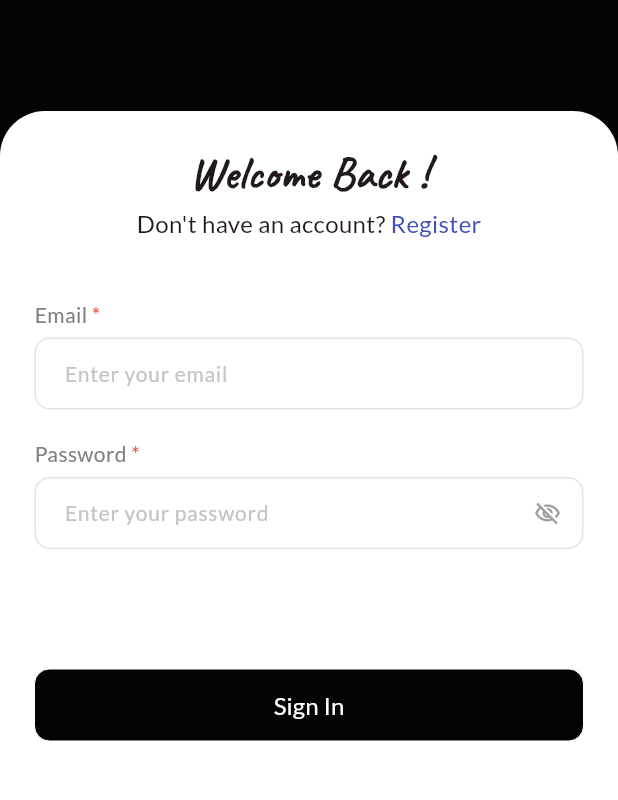
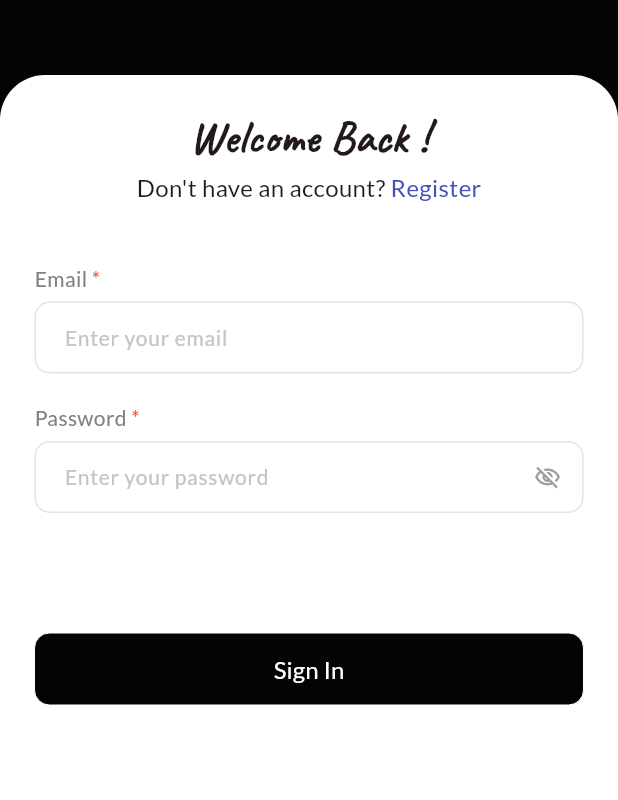
Before and after one commit to bineshburjamagar/sick-rags-flutter, a Flutter app: the screen it shows after launch, on a phone screen of 412 x 824 dp, the part 189-989 px from its top. Run offline on Flutter 3.47's test engine with Material 2 defaults, Android fonts, the phone set to English and light mode, and no system bars.

Commit message:
animations in login page

```diff
--- a/lib/screens/auth_page/login_page.dart
+++ b/lib/screens/auth_page/login_page.dart
@@ -18,31 +18,10 @@ class LoginPage extends StatelessWidget {
   Widget build(BuildContext context) {
     return GestureDetector(
       onTap: () => FocusScope.of(context).unfocus(),
-      child: Scaffold(
+      child: const Scaffold(
         backgroundColor: AppColors.primaryColor,
         body: SingleChildScrollView(
-          child: Stack(
-            children: [
-              Container(
-                width: double.infinity,
-                color: Colors.black,
-                padding: const EdgeInsets.only(
-                  top: 100,
-                ),
-                child: const Center(
-                  child: Text(
-                    'SICK RAGS',
-                    style: TextStyle(
-                        fontSize: 18.0,
-                        fontFamily: 'Caveat',
-                        fontWeight: FontWeight.w700,
-                        color: Colors.white),
-                  ),
-                ),
-              ),
-              const WelcomeBackWidget()
-            ],
-          ),
+          child: WelcomeBackWidget(),
         ),
       ),
     );
@@ -59,10 +38,33 @@ class WelcomeBackWidget extends StatefulWidget {
 }
 
 class _WelcomeBackWidgetState extends State<WelcomeBackWidget> {
+  double margin = 380;
+
+  @override
+  void initState() {
+    super.initState();
+    changeToOriginal();
+  }
+
   @override
   Widget build(BuildContext context) {
-    return Container(
-      margin: const EdgeInsets.only(top: 200),
+    return AnimatedContainer(
+      duration: const Duration(seconds: 1),
+      margin: EdgeInsets.only(top: margin),
+      child: Column(
+        children: [
+          const Text(
+            'SICK RAGS',
+            style: TextStyle(
+                fontSize: 18.0,
+                fontFamily: 'Caveat',
+                fontWeight: FontWeight.w700,
+                color: Colors.white),
+          ),
+          const SizedBox(
+            height: 50,
+          ),
+          Container(
             height: MediaQuery.of(context).size.height,
             width: double.infinity,
             decoration: const BoxDecoration(
@@ -72,7 +74,8 @@ class _WelcomeBackWidgetState extends State<WelcomeBackWidget> {
                 topRight: Radius.circular(30.0),
               ),
             ),
-      padding: const EdgeInsets.symmetric(horizontal: 23.0, vertical: 20.0),
+            padding:
+                const EdgeInsets.symmetric(horizontal: 23.0, vertical: 20.0),
             child: Column(
               crossAxisAlignment: CrossAxisAlignment.center,
               children: [
@@ -94,7 +97,8 @@ class _WelcomeBackWidgetState extends State<WelcomeBackWidget> {
                       ),
                     ),
                     InkWell(
-                onTap: () => Navigator.pushNamed(context, SignUpPage.routeName),
+                      onTap: () =>
+                          Navigator.pushNamed(context, SignUpPage.routeName),
                       child: const Text(
                         'Register',
                         style: TextStyle(
@@ -129,6 +133,17 @@ class _WelcomeBackWidgetState extends State<WelcomeBackWidget> {
                     label: 'Sign In')
               ],
             ),
+          ),
+        ],
+      ),
     );
   }
+
+  void changeToOriginal() {
+    Future.delayed(const Duration(milliseconds: 10), () {
+      setState(() {
+        margin = 100;
+      });
+    });
   }
+}
--- a/lib/screens/splash_page.dart
+++ b/lib/screens/splash_page.dart
@@ -26,7 +26,11 @@ class _SplashPageState extends State<SplashPage> {
     Future.delayed(
       const Duration(seconds: 2),
     ).whenComplete(
-        () => Navigator.pushReplacementNamed(context, LoginPage.routeName));
+      () => Navigator.pushReplacementNamed(
+        context,
+        LoginPage.routeName,
+      ),
+    );
   }
 
   @override
```
Lines whose indentation alone changed are shown as unchanged.
